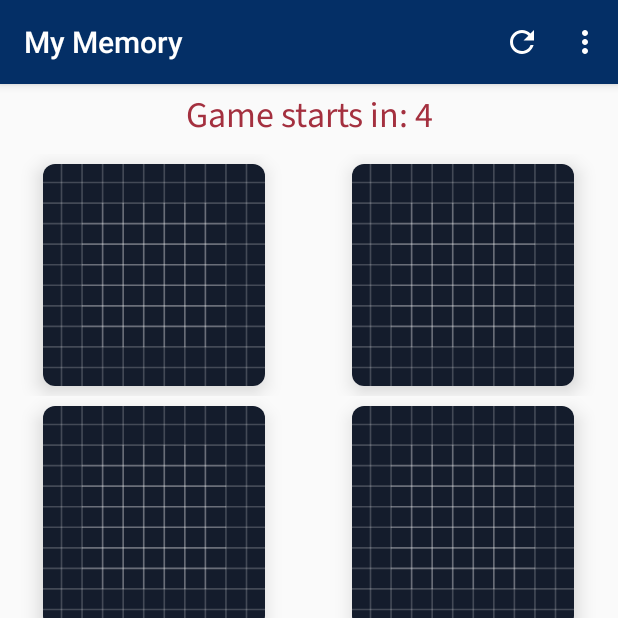
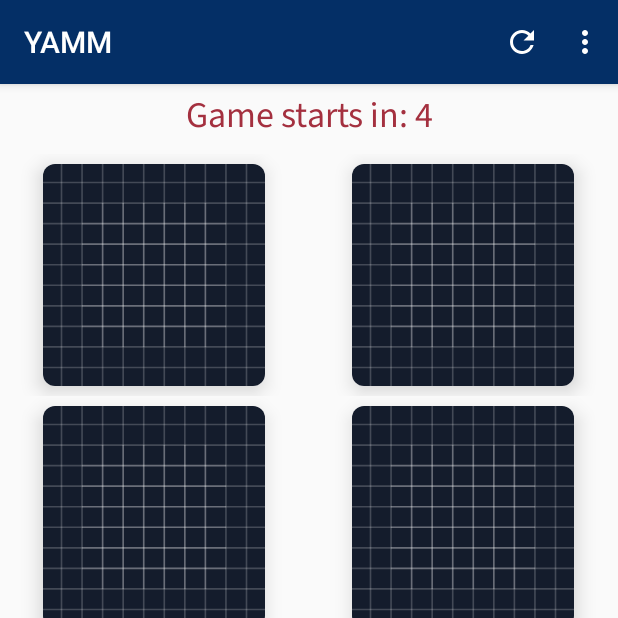
Before and after one commit to khalatevarun/Yet-Another-My-Memory, an Android app: the MainActivity screen opened directly, with no data from a screen before it, on a phone screen of 412 x 824 dp, the top half of it. Run offline under Robolectric (Android 15) with nearby library versions, the phone set to English and light mode, and no system bars; our stand-ins replace Firebase (no records; nobody signed in at launch, a user with empty details on screens opened directly), Picasso; libraries missing offline, so code that uses them is left out: com.github.jinatonic.confetti; Roboto replaces fonts that are not available here.

Commit message:
Change label name

```diff
--- a/app/src/main/res/layout/activity_start_screen.xml
+++ b/app/src/main/res/layout/activity_start_screen.xml
@@ -15,7 +15,8 @@
         android:layout_marginTop="64dp"
         android:layout_marginEnd="16dp"
         android:fontFamily="@font/source_sans_pro"
-        android:text="@string/welcome_text"
+        android:text="Welcome to the\nYet-Another-My-Memory\nGame"
+        android:textAlignment="center"
         android:textAppearance="@style/TextAppearance.AppCompat.Large"
         android:textColor="@color/color_cyan"
         android:textSize="24sp"
--- a/app/src/main/res/values/strings.xml
+++ b/app/src/main/res/values/strings.xml
@@ -1,5 +1,5 @@
 <resources>
-    <string name="app_name">My Memory</string>
+    <string name="app_name">YAMM</string>
     <string name="welcome_text">Welcome to the Memory Game</string>
     <string name="description_text">Challenge yourself with 3 different board sizes<br/><br/>
         Create custome game<br/><br/>
```
Also changed, not shown: 2 other files.
